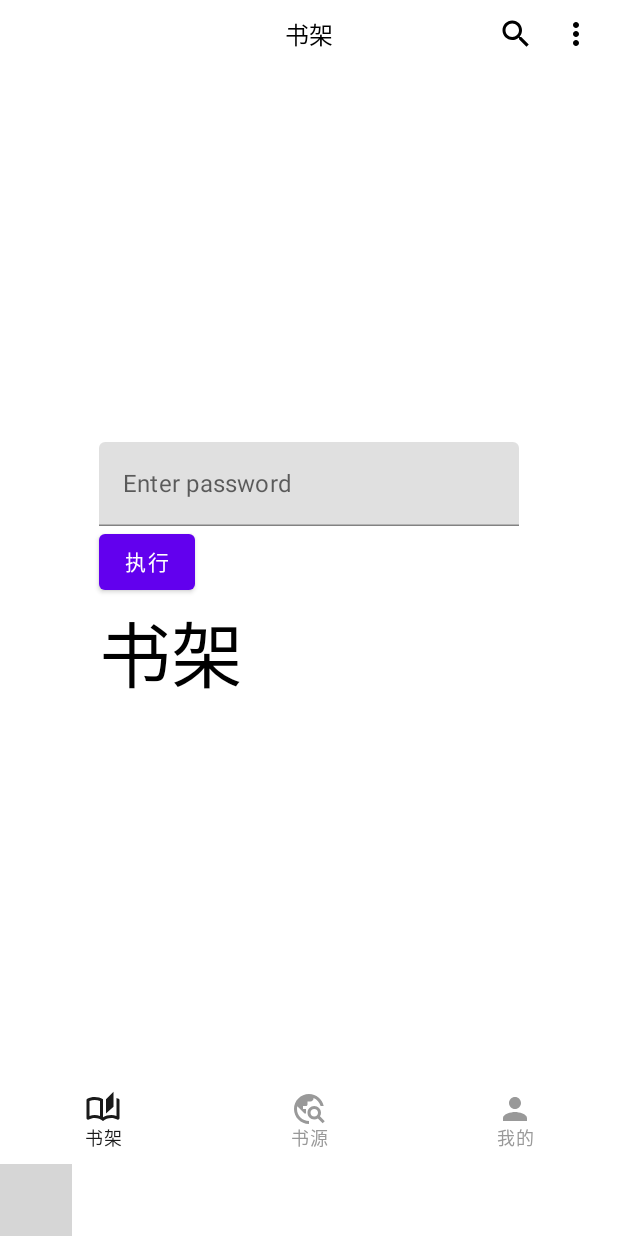
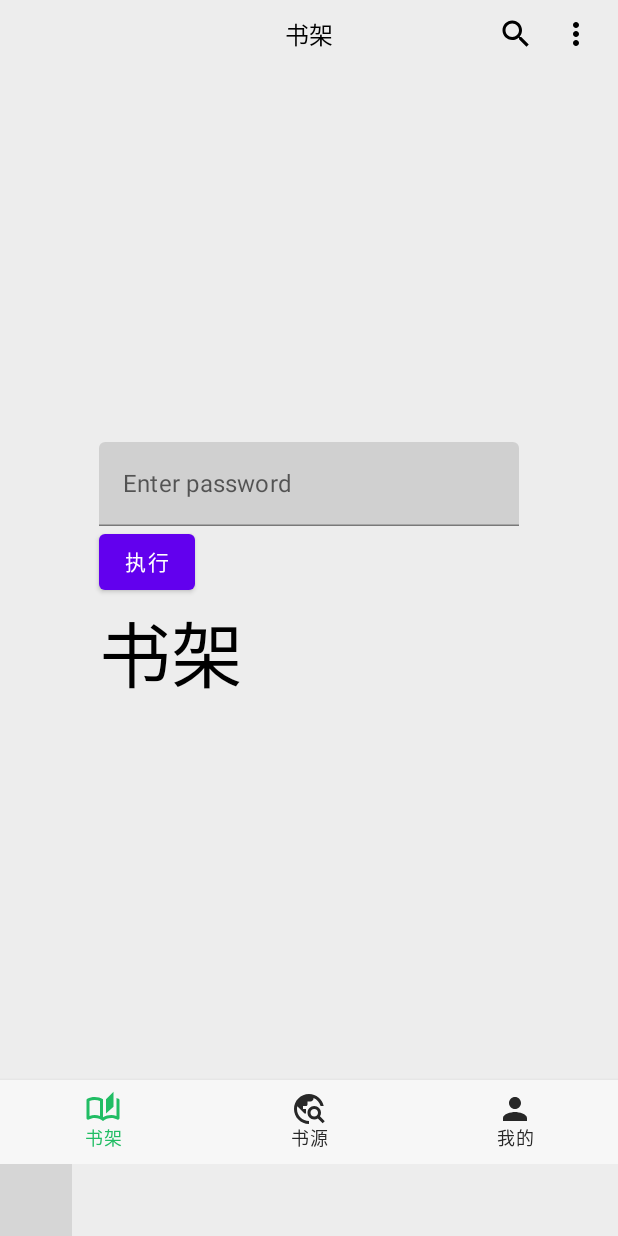
Before and after one commit to s949492225/SeaReader, an Android app built with Jetpack Compose: the screen it shows after launch (MainActivity), on a phone screen of 412 x 824 dp. Run offline under Robolectric (Android 15) with nearby library versions, the phone set to English and light mode, and no system bars; our stand-ins replace accompanist, constraintlayout-compose; 2 statements that could not run were skipped; grey boxes are pictures that could not be loaded.

Commit message:
no message

```diff
--- a/app/src/main/java/com/syiyi/reader/ui/page/Main.kt
+++ b/app/src/main/java/com/syiyi/reader/ui/page/Main.kt
@@ -63,8 +63,8 @@ fun Main(sourceViewModel: SourceViewModel, onSearch: () -> Unit = {}) {
                 modifier = Modifier.weight(1F),
                 bottomBar = {
                     BottomNavigation(
-                        elevation = 0.dp,
-                        backgroundColor = AppTheme.colors.surface
+                        elevation = 4.dp,
+                        backgroundColor = AppTheme.colors.navigation
                     ) {
                         val navBackStackEntry by tabNavController.currentBackStackEntryAsState()
                         val currentDestination = navBackStackEntry?.destination
@@ -115,7 +115,7 @@ fun Main(sourceViewModel: SourceViewModel, onSearch: () -> Unit = {}) {
             Spacer(
                 modifier = Modifier
                     .navigationBarsHeight()
-                    .background(AppTheme.colors.surface)
+                    .background(AppTheme.colors.navigation)
                     .fillMaxWidth()
             )
         }
--- a/app/src/main/java/com/syiyi/reader/ui/page/Shelf.kt
+++ b/app/src/main/java/com/syiyi/reader/ui/page/Shelf.kt
@@ -8,7 +8,6 @@ import androidx.compose.material.icons.Icons
 import androidx.compose.material.icons.sharp.MoreVert
 import androidx.compose.material.icons.sharp.Search
 import androidx.compose.runtime.*
-import androidx.compose.runtime.saveable.rememberSaveable
 import androidx.compose.ui.Alignment
 import androidx.compose.ui.Modifier
 import androidx.compose.ui.text.TextStyle
@@ -17,7 +16,6 @@ import androidx.compose.ui.unit.dp
 import androidx.compose.ui.unit.sp
 import androidx.constraintlayout.compose.ConstraintLayout
 import androidx.lifecycle.viewmodel.compose.viewModel
-import com.google.accompanist.insets.statusBarsPadding
 import com.syiyi.reader.ui.common.ActionBar
 import com.syiyi.reader.ui.theme.AppTheme
 import com.syiyi.reader.viewmodel.SourceViewModel
--- a/app/src/main/java/com/syiyi/reader/ui/theme/Color.kt
+++ b/app/src/main/java/com/syiyi/reader/ui/theme/Color.kt
@@ -5,23 +5,25 @@ import androidx.compose.ui.graphics.Color
 val DarkColorPalette = Colors(
     primary = Color(0xFF121212),
     secondary = Color(0xCC121212),
-    background = Color(0xFF1D1D1D),
-    surface = Color(0xFF0E0E0E),
+    background = Color(0xFF191919),
+    surface = Color(0xFF111111),
+    navigation = Color(0xFF1E1E1E),
     titleTextColor = Color.White,
     secondTitleTextColor = Color(0xA1FFFFFF),
-    tabSelectColor = Color.White,
-    tabUnSelectColor = Color(0xFFAFAFAF),
+    tabSelectColor = Color(0xFF21BD64),
+    tabUnSelectColor = Color.White,
     theme = Dark
 )
 
 val LightColorPalette = Colors(
     primary = Color.White,
     secondary = Color.White,
-    background = Color(0xFFF7F7F7),
-    surface = Color.White,
+    background = Color.White,
+    surface = Color(0xFFEDEDED),
+    navigation = Color(0xFFF7F7F7),
     titleTextColor = Color.Black,
     secondTitleTextColor = Color(0xD2000000),
-    tabSelectColor = Color(0xFF1A1A1A),
-    tabUnSelectColor = Color(0xFF999999),
+    tabSelectColor = Color(0xFF21BD64),
+    tabUnSelectColor = Color(0xFF272727),
     theme = Light
 )
--- a/app/src/main/java/com/syiyi/reader/ui/theme/Colors.kt
+++ b/app/src/main/java/com/syiyi/reader/ui/theme/Colors.kt
@@ -11,6 +11,7 @@ class Colors(
     secondary: Color = Color(0xFF03DAC6),
     background: Color = Color.White,
     surface: Color = Color.White,
+    navigation: Color = Color.White,
     titleTextColor: Color = Color.White,
     secondTitleTextColor: Color = Color.White,
     tabSelectColor: Color = Color.White,
@@ -24,6 +25,8 @@ class Colors(
     var background by mutableStateOf(background, structuralEqualityPolicy())
         internal set
     var surface by mutableStateOf(surface, structuralEqualityPolicy())
+        internal set
+    var navigation by mutableStateOf(navigation, structuralEqualityPolicy())
         internal set
     var titleTextColor by mutableStateOf(titleTextColor, structuralEqualityPolicy())
         internal set
@@ -41,6 +44,7 @@ class Colors(
         secondary: Color = this.secondary,
         background: Color = this.background,
         surface: Color = this.surface,
+        navigation: Color = this.navigation,
         titleTextColor: Color = this.titleTextColor,
         secondTitleTextColor: Color = this.secondTitleTextColor,
         tabSelectColor: Color = this.tabSelectColor,
@@ -51,6 +55,7 @@ class Colors(
         secondary,
         background,
         surface,
+        navigation,
         titleTextColor,
         secondTitleTextColor,
         tabSelectColor,
```
